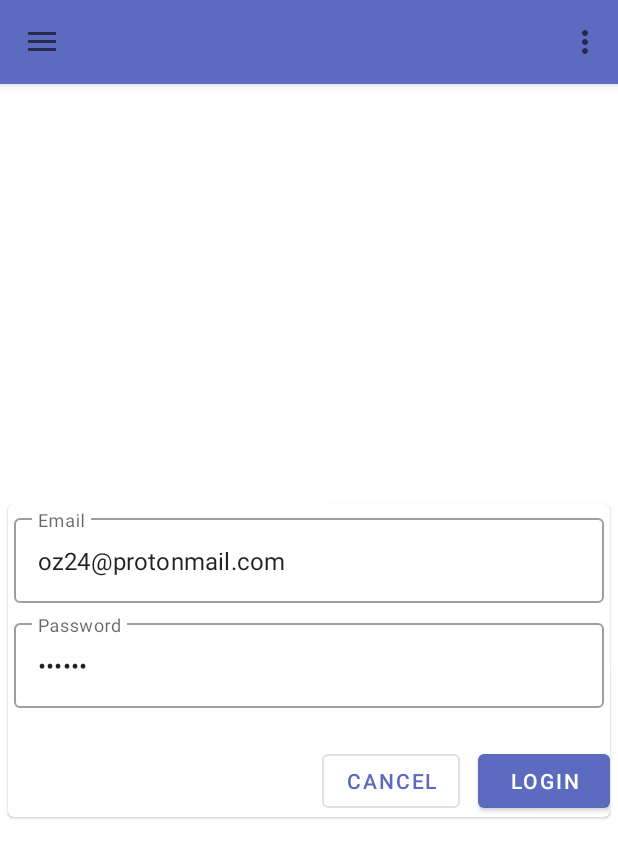
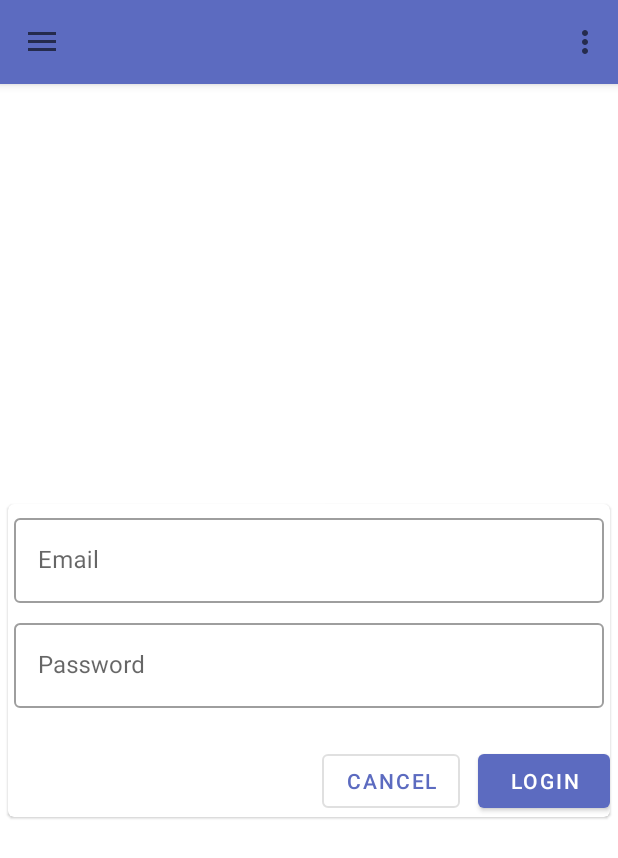
Before and after one commit to aceventura82/rummi_android, an Android app: the LoginFragment screen opened through its navigation route, on a phone screen of 412 x 824 dp. Shown: the top 858 px of the screen. Run offline under Robolectric (Android 15) with nearby library versions, the phone set to English and light mode, and no system bars; our stand-ins replace navigation-ui; libraries missing offline, so code that uses them is left out: org.jetbrains.anko; 3 statements that could not run were skipped.

Commit message:
remove credentials from login

```diff
--- a/app/src/main/res/layout/fragment_login.xml
+++ b/app/src/main/res/layout/fragment_login.xml
@@ -33,8 +33,7 @@
                         android:id="@+id/editText_email"
                         android:layout_width="match_parent"
                         android:layout_height="wrap_content"
-                        android:inputType="textEmailAddress"
-                        android:text="oz24@protonmail.com" />
+                        android:inputType="textEmailAddress" />
                 </com.google.android.material.textfield.TextInputLayout>
 
                 <com.google.android.material.textfield.TextInputLayout
@@ -49,8 +48,7 @@
                         android:id="@+id/editText_password"
                         android:layout_width="match_parent"
                         android:layout_height="wrap_content"
-                        android:inputType="textPassword"
-                        android:text="123Abc" />
+                        android:inputType="textPassword" />
                 </com.google.android.material.textfield.TextInputLayout>
 
                 <RelativeLayout
```
